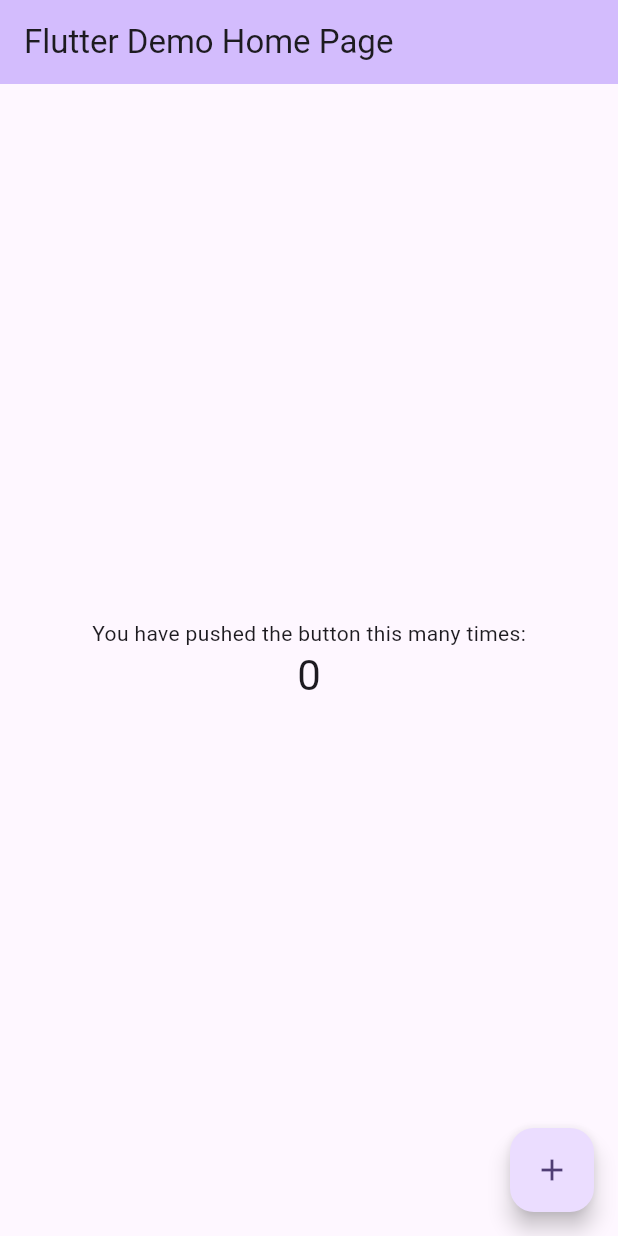
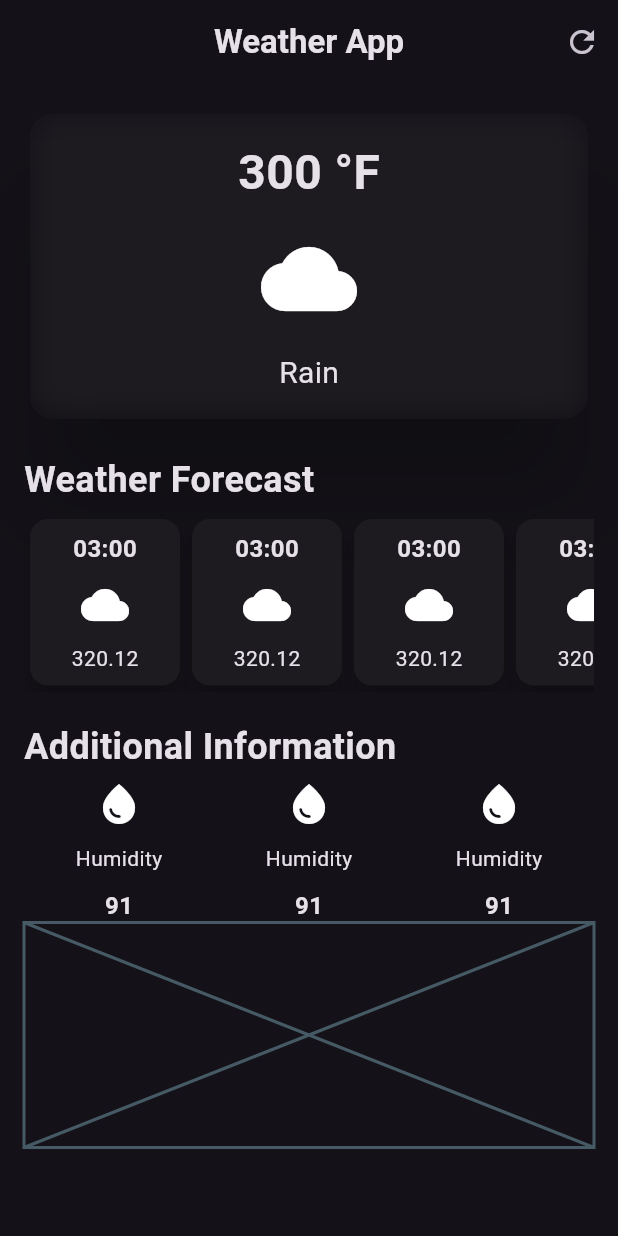
Before and after one commit to Premm98/flutter_weather_app, a Flutter app: the screen it shows after launch, on a phone screen of 412 x 824 dp. Run offline on Flutter 3.47's test engine with Material 3 defaults, Android fonts, the phone set to English and light mode, and no system bars.

Commit message:
Separated each item in different file and caleed them

```diff
--- /dev/null
+++ b/lib/additional_info_item.dart
@@ -0,0 +1,29 @@
+import 'package:flutter/material.dart';
+
+class AdditionalInfoItem extends StatelessWidget {
+  const AdditionalInfoItem({
+    super.key,
+  });
+
+  @override
+  Widget build(BuildContext context) {
+    return const Column(
+      children: [
+        Icon(
+          Icons.water_drop,
+          size: 32,
+        ),
+        SizedBox(height: 10),
+        Text('Humidity'),
+        SizedBox(height: 10),
+        Text(
+          '91',
+          style: TextStyle(
+            fontSize: 16,
+            fontWeight: FontWeight.bold,
+          ),
+        ),
+      ],
+    );
+  }
+}
--- /dev/null
+++ b/lib/hourly_forecast_item.dart
@@ -0,0 +1,46 @@
+import 'package:flutter/material.dart';
+
+class HourlyForecastItem extends StatelessWidget {
+  const HourlyForecastItem({super.key});
+
+  @override
+  Widget build(BuildContext context) {
+    return Card(
+      elevation: 6,
+      child: Container(
+        width: 100,
+        decoration: BoxDecoration(borderRadius: BorderRadius.circular(18)),
+        padding: const EdgeInsets.all(8.0),
+        child: const Column(
+          children: [
+            Text(
+              '03:00',
+              style: TextStyle(
+                fontSize: 16,
+                fontWeight: FontWeight.bold,
+              ),
+            ),
+            SizedBox(height: 10),
+            Icon(
+              Icons.cloud,
+              size: 32,
+            ),
+            SizedBox(height: 10),
+            Text(
+              '320.12',
+            ),
+          ],
+        ),
+      ),
+    );
+  }
+}
+
+class MyWidget extends StatelessWidget {
+  const MyWidget({super.key});
+
+  @override
+  Widget build(BuildContext context) {
+    return const Placeholder();
+  }
+}
--- a/lib/main.dart
+++ b/lib/main.dart
@@ -1,4 +1,5 @@
 import 'package:flutter/material.dart';
+import 'package:weather_app/weather_screen.dart';
 
 void main() {
   runApp(const MyApp());
@@ -7,119 +8,14 @@ void main() {
 class MyApp extends StatelessWidget {
   const MyApp({super.key});
 
-  // This widget is the root of your application.
   @override
   Widget build(BuildContext context) {
     return MaterialApp(
-      title: 'Flutter Demo',
-      theme: ThemeData(
-        // This is the theme of your application.
-        //
-        // TRY THIS: Try running your application with "flutter run". You'll see
-        // the application has a purple toolbar. Then, without quitting the app,
-        // try changing the seedColor in the colorScheme below to Colors.green
-        // and then invoke "hot reload" (save your changes or press the "hot
-        // reload" button in a Flutter-supported IDE, or press "r" if you used
-        // the command line to start the app).
-        //
-        // Notice that the counter didn't reset back to zero; the application
-        // state is not lost during the reload. To reset the state, use hot
-        // restart instead.
-        //
-        // This works for code too, not just values: Most code changes can be
-        // tested with just a hot reload.
-        colorScheme: ColorScheme.fromSeed(seedColor: Colors.deepPurple),
+      home: const WeatherScreen(),
+      debugShowCheckedModeBanner: false,
+      theme: ThemeData.dark(
         useMaterial3: true,
       ),
-      home: const MyHomePage(title: 'Flutter Demo Home Page'),
     );
   }
 }
-
-class MyHomePage extends StatefulWidget {
-  const MyHomePage({super.key, required this.title});
-
-  // This widget is the home page of your application. It is stateful, meaning
-  // that it has a State object (defined below) that contains fields that affect
-  // how it looks.
-
-  // This class is the configuration for the state. It holds the values (in this
-  // case the title) provided by the parent (in this case the App widget) and
-  // used by the build method of the State. Fields in a Widget subclass are
-  // always marked "final".
-
-  final String title;
-
-  @override
-  State<MyHomePage> createState() => _MyHomePageState();
-}
-
-class _MyHomePageState extends State<MyHomePage> {
-  int _counter = 0;
-
-  void _incrementCounter() {
-    setState(() {
-      // This call to setState tells the Flutter framework that something has
-      // changed in this State, which causes it to rerun the build method below
-      // so that the display can reflect the updated values. If we changed
-      // _counter without calling setState(), then the build method would not be
-      // called again, and so nothing would appear to happen.
-      _counter++;
-    });
-  }
-
-  @override
-  Widget build(BuildContext context) {
-    // This method is rerun every time setState is called, for instance as done
-    // by the _incrementCounter method above.
-    //
-    // The Flutter framework has been optimized to make rerunning build methods
-    // fast, so that you can just rebuild anything that needs updating rather
-    // than having to individually change instances of widgets.
-    return Scaffold(
-      appBar: AppBar(
-        // TRY THIS: Try changing the color here to a specific color (to
-        // Colors.amber, perhaps?) and trigger a hot reload to see the AppBar
-        // change color while the other colors stay the same.
-        backgroundColor: Theme.of(context).colorScheme.inversePrimary,
-        // Here we take the value from the MyHomePage object that was created by
-        // the App.build method, and use it to set our appbar title.
-        title: Text(widget.title),
-      ),
-      body: Center(
-        // Center is a layout widget. It takes a single child and positions it
-        // in the middle of the parent.
-        child: Column(
-          // Column is also a layout widget. It takes a list of children and
-          // arranges them vertically. By default, it sizes itself to fit its
-          // children horizontally, and tries to be as tall as its parent.
-          //
-          // Column has various properties to control how it sizes itself and
-          // how it positions its children. Here we use mainAxisAlignment to
-          // center the children vertically; the main axis here is the vertical
-          // axis because Columns are vertical (the cross axis would be
-          // horizontal).
-          //
-          // TRY THIS: Invoke "debug painting" (choose the "Toggle Debug Paint"
-          // action in the IDE, or press "p" in the console), to see the
-          // wireframe for each widget.
-          mainAxisAlignment: MainAxisAlignment.center,
-          children: <Widget>[
-            const Text(
-              'You have pushed the button this many times:',
-            ),
-            Text(
-              '$_counter',
-              style: Theme.of(context).textTheme.headlineMedium,
-            ),
-          ],
-        ),
-      ),
-      floatingActionButton: FloatingActionButton(
-        onPressed: _incrementCounter,
-        tooltip: 'Increment',
-        child: const Icon(Icons.add),
-      ), // This trailing comma makes auto-formatting nicer for build methods.
-    );
-  }
-}
--- /dev/null
+++ b/lib/weather_screen.dart
@@ -0,0 +1,146 @@
+import 'dart:ui';
+
+import 'package:flutter/cupertino.dart';
+import 'package:flutter/material.dart';
+import 'package:flutter/widgets.dart';
+import 'package:weather_app/additional_info_item.dart';
+import 'package:weather_app/hourly_forecast_item.dart';
+
+class WeatherScreen extends StatelessWidget {
+  const WeatherScreen({super.key});
+
+  @override
+  Widget build(BuildContext context) {
+    return Scaffold(
+      appBar: AppBar(
+        title: const Text(
+          'Weather App',
+          style: TextStyle(
+            fontWeight: FontWeight.bold,
+          ),
+        ),
+        centerTitle: true,
+        actions: [
+          IconButton(onPressed: () {}, icon: const Icon(Icons.refresh))
+        ],
+      ),
+      body: Padding(
+        padding: EdgeInsets.all(16.0),
+        child: Column(
+          crossAxisAlignment: CrossAxisAlignment.start,
+          children: [
+            //main card
+            SizedBox(
+              width: double.infinity,
+              child: Card(
+                elevation: 30,
+                shape: RoundedRectangleBorder(
+                  borderRadius: BorderRadius.circular(16),
+                ),
+                child: ClipRRect(
+                  borderRadius: BorderRadius.circular(16),
+                  child: BackdropFilter(
+                    filter: ImageFilter.blur(
+                      sigmaX: 10,
+                      sigmaY: 10,
+                    ),
+                    child: const Padding(
+                      padding: EdgeInsets.all(16.0),
+                      child: Column(
+                        children: [
+                          Text(
+                            '300 °F',
+                            style: TextStyle(
+                                fontSize: 32, fontWeight: FontWeight.bold),
+                          ),
+                          SizedBox(
+                            height: 16,
+                          ),
+                          Icon(
+                            Icons.cloud,
+                            size: 64,
+                          ),
+                          SizedBox(
+                            height: 16,
+                          ),
+                          Text(
+                            'Rain',
+                            style: TextStyle(
+                              fontSize: 20,
+                            ),
+                          )
+                        ],
+                      ),
+                    ),
+                  ),
+                ),
+              ),
+            ),
+
+            SizedBox(
+              height: 20,
+            ),
+
+            // weather forecast cards
+            const Text(
+              'Weather Forecast',
+              style: TextStyle(
+                fontSize: 24,
+                fontWeight: FontWeight.bold,
+              ),
+            ),
+
+            const SizedBox(height: 5),
+            SingleChildScrollView(
+              scrollDirection: Axis.horizontal,
+              child: Row(
+                children: [
+                  HourlyForecastItem(),
+
+                  // Card 2
+                  HourlyForecastItem(),
+
+                  //Card 3
+                  HourlyForecastItem(),
+
+                  // Card 4
+                  HourlyForecastItem(),
+
+                  // Card 5
+                  HourlyForecastItem(),
+                ],
+              ),
+            ),
+
+            SizedBox(
+              height: 20,
+            ),
+
+            const Text(
+              'Additional Information',
+              style: TextStyle(
+                fontSize: 24,
+                fontWeight: FontWeight.bold,
+              ),
+            ),
+
+            const SizedBox(height: 5),
+
+            Row(
+              mainAxisAlignment: MainAxisAlignment.spaceAround,
+              children: [
+                AdditionalInfoItem(),
+                AdditionalInfoItem(),
+                AdditionalInfoItem(),
+              ],
+            ),
+            //Additional Information
+            Placeholder(
+              fallbackHeight: 150,
+            )
+          ],
+        ),
+      ),
+    );
+  }
+}
```
